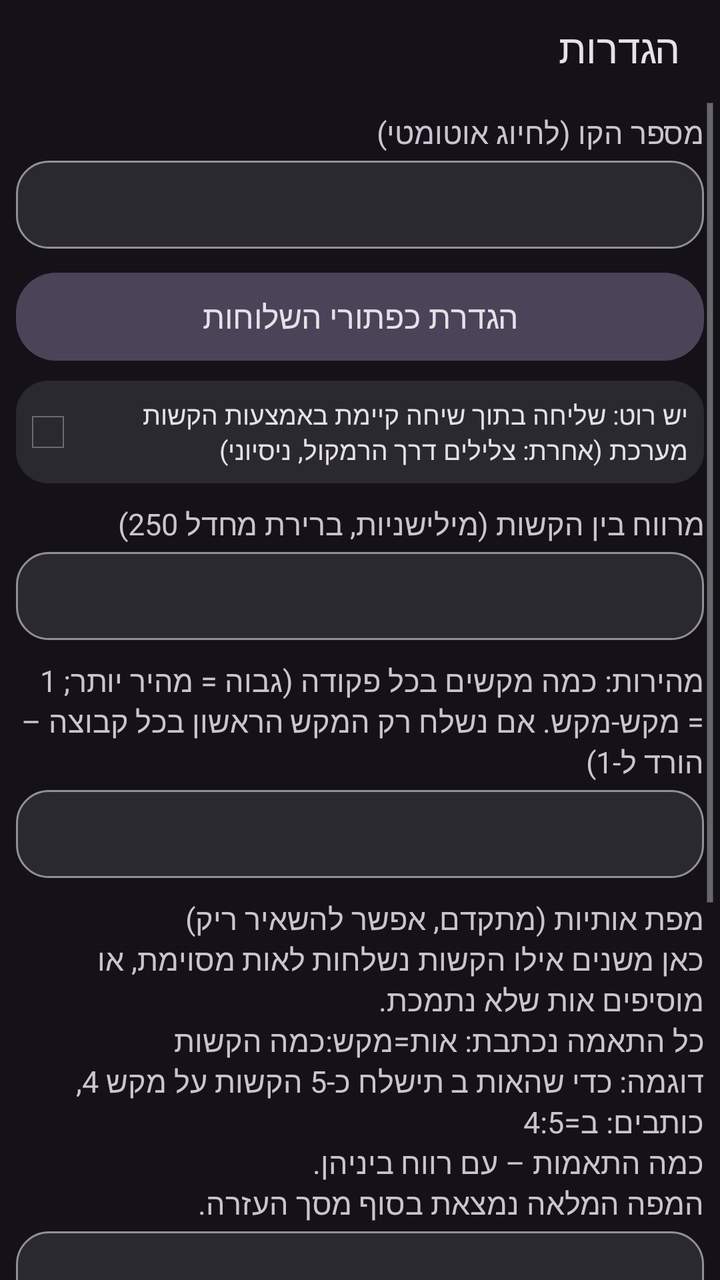
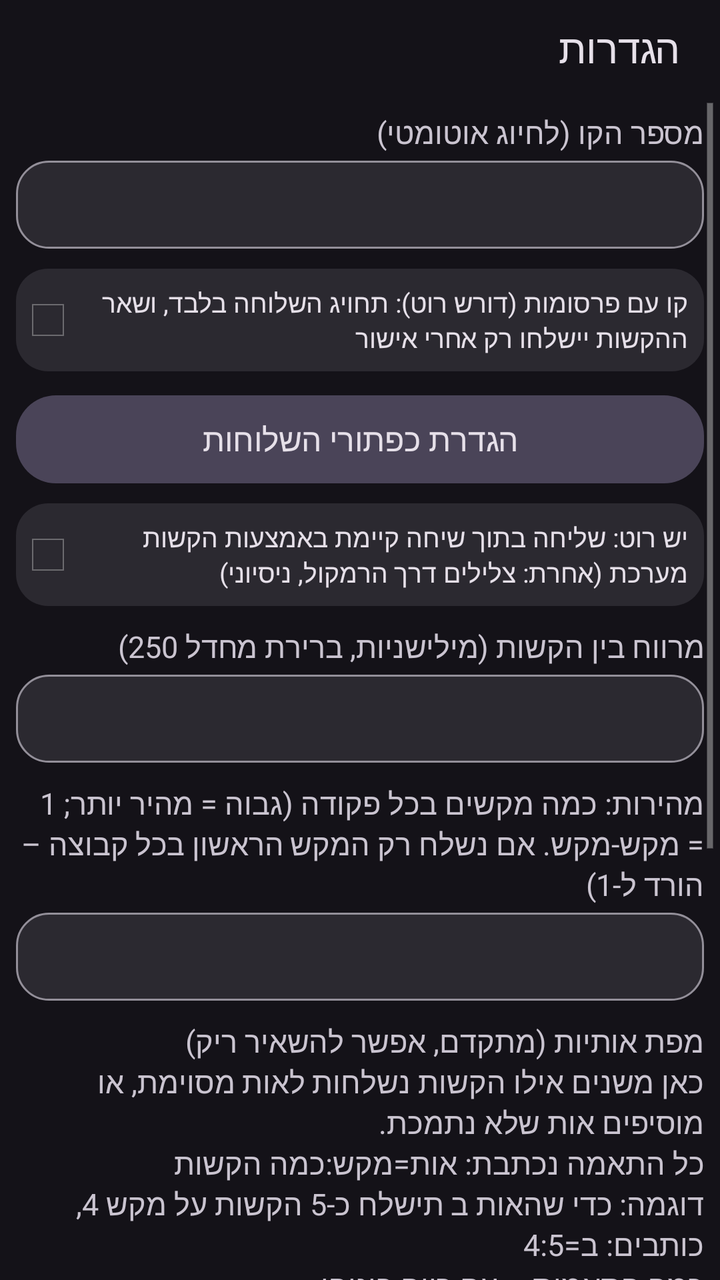

Compare the two renders of this Android layout. The source of the first and the diff that turns it into the second are given below.
<!-- AndroidManifest.xml: application theme AppTheme -->
<!-- res/layout/activity_settings.xml -->
<?xml version="1.0" encoding="utf-8"?>
<LinearLayout xmlns:android="http://schemas.android.com/apk/res/android"
    android:layout_width="match_parent"
    android:layout_height="match_parent"
    android:background="?attr/colorBgMain"
    android:orientation="vertical">

    <TextView
        android:layout_width="match_parent"
        android:layout_height="48dp"
        android:background="?attr/colorHeader"
        android:gravity="center_vertical"
        android:paddingEnd="20dp"
        android:paddingStart="20dp"
        android:text="@string/title_settings"
        android:textColor="?attr/colorTextPrimary"
        android:textSize="20sp" />

    <ScrollView
        android:layout_width="match_parent"
        android:layout_height="match_parent"
        android:fillViewport="true">

        <LinearLayout
            android:layout_width="match_parent"
            android:layout_height="wrap_content"
            android:orientation="vertical"
            android:padding="8dp">

            <TextView
                android:layout_width="match_parent"
                android:layout_height="wrap_content"
                android:text="@string/label_number"
                android:textColor="?attr/colorTextSecondary"
                android:textSize="15sp" />

            <EditText
                android:id="@+id/edit_number"
                android:layout_width="match_parent"
                android:layout_height="wrap_content"
                android:layout_marginTop="4dp"
                android:background="?attr/bgInput"
                android:gravity="start"
                android:inputType="phone"
                android:minHeight="44dp"
                android:paddingEnd="16dp"
                android:paddingStart="16dp"
                android:singleLine="true"
                android:textColor="?attr/colorTextPrimary"
                android:textDirection="ltr"
                android:textSize="18sp"
                android:nextFocusUp="@+id/btn_save"
                android:nextFocusDown="@+id/btn_ext_settings" />

            <Button
                android:id="@+id/btn_ext_settings"
                android:layout_width="match_parent"
                android:layout_height="44dp"
                android:layout_marginTop="12dp"
                android:background="?attr/bgBtnTonal"
                android:text="@string/btn_ext_settings"
                android:textColor="?attr/colorTextPrimary"
                android:textSize="16sp"
                android:nextFocusUp="@id/edit_number"
                android:nextFocusDown="@+id/cb_root" />

            <CheckBox
                android:id="@+id/cb_root"
                android:layout_width="match_parent"
                android:layout_height="wrap_content"
                android:layout_marginTop="10dp"
                android:background="?attr/bgCard"
                android:minHeight="44dp"
                android:padding="8dp"
                android:text="@string/cb_root"
                android:textColor="?attr/colorTextPrimary"
                android:textSize="13sp"
                android:nextFocusUp="@id/btn_ext_settings"
                android:nextFocusDown="@+id/edit_gap" />

            <TextView
                android:layout_width="match_parent"
                android:layout_height="wrap_content"
                android:layout_marginTop="10dp"
                android:text="@string/label_gap"
                android:textColor="?attr/colorTextSecondary"
                android:textSize="15sp" />

            <EditText
                android:id="@+id/edit_gap"
                android:layout_width="match_parent"
                android:layout_height="wrap_content"
                android:layout_marginTop="4dp"
                android:background="?attr/bgInput"
                android:gravity="start"
                android:inputType="number"
                android:maxLength="5"
                android:minHeight="44dp"
                android:paddingEnd="16dp"
                android:paddingStart="16dp"
                android:singleLine="true"
                android:textColor="?attr/colorTextPrimary"
                android:textSize="18sp"
                android:nextFocusUp="@id/cb_root"
                android:nextFocusDown="@+id/edit_batch" />

            <TextView
                android:layout_width="match_parent"
                android:layout_height="wrap_content"
                android:layout_marginTop="10dp"
                android:text="@string/label_batch"
                android:textColor="?attr/colorTextSecondary"
                android:textSize="15sp" />

            <EditText
                android:id="@+id/edit_batch"
                android:layout_width="match_parent"
                android:layout_height="wrap_content"
                android:layout_marginTop="4dp"
                android:background="?attr/bgInput"
                android:gravity="start"
                android:inputType="number"
                android:maxLength="3"
                android:minHeight="44dp"
                android:paddingEnd="16dp"
                android:paddingStart="16dp"
                android:singleLine="true"
                android:textColor="?attr/colorTextPrimary"
                android:textSize="18sp"
                android:nextFocusUp="@id/edit_gap"
                android:nextFocusDown="@+id/edit_map" />

            <TextView
                android:layout_width="match_parent"
                android:layout_height="wrap_content"
                android:layout_marginTop="10dp"
                android:text="@string/label_map"
                android:textColor="?attr/colorTextSecondary"
                android:textSize="15sp" />

            <EditText
                android:id="@+id/edit_map"
                android:layout_width="match_parent"
                android:layout_height="wrap_content"
                android:layout_marginTop="4dp"
                android:background="?attr/bgInput"
                android:gravity="start"
                android:inputType="textNoSuggestions"
                android:minHeight="44dp"
                android:paddingEnd="16dp"
                android:paddingStart="16dp"
                android:singleLine="true"
                android:textColor="?attr/colorTextPrimary"
                android:textDirection="ltr"
                android:textSize="16sp"
                android:nextFocusUp="@id/edit_batch"
                android:nextFocusDown="@+id/edit_cmd" />

            <TextView
                android:layout_width="match_parent"
                android:layout_height="wrap_content"
                android:layout_marginTop="10dp"
                android:text="@string/label_cmd"
                android:textColor="?attr/colorTextSecondary"
                android:textSize="15sp" />

            <EditText
                android:id="@+id/edit_cmd"
                android:layout_width="match_parent"
                android:layout_height="wrap_content"
                android:layout_marginTop="4dp"
                android:background="?attr/bgInput"
                android:gravity="start"
                android:inputType="textNoSuggestions"
                android:layoutDirection="ltr"
                android:minHeight="44dp"
                android:paddingEnd="16dp"
                android:paddingStart="16dp"
                android:singleLine="true"
                android:textColor="?attr/colorTextPrimary"
                android:textSize="16sp"
                android:nextFocusUp="@id/edit_map"
                android:nextFocusDown="@+id/btn_test_root" />

            <Button
                android:id="@+id/btn_test_root"
                android:layout_width="match_parent"
                android:layout_height="44dp"
                android:layout_marginTop="12dp"
                android:background="?attr/bgBtnTonal"
                android:text="@string/btn_test_root"
                android:textColor="?attr/colorTextPrimary"
                android:textSize="16sp"
                android:nextFocusUp="@id/edit_cmd"
                android:nextFocusDown="@+id/btn_help" />

            <Button
                android:id="@+id/btn_help"
                android:layout_width="match_parent"
                android:layout_height="44dp"
                android:layout_marginTop="8dp"
                android:background="?attr/bgBtnTonal"
                android:text="@string/btn_help"
                android:textColor="?attr/colorTextPrimary"
                android:textSize="16sp"
                android:nextFocusUp="@id/btn_test_root"
                android:nextFocusDown="@id/btn_save" />

            <Button
                android:id="@+id/btn_save"
                android:layout_width="match_parent"
                android:layout_height="48dp"
                android:layout_marginTop="8dp"
                android:background="?attr/bgBtnFilled"
                android:text="@string/btn_save"
                android:textColor="?attr/colorOnAccent"
                android:textSize="20sp"
                android:textStyle="bold"
                android:nextFocusUp="@id/btn_help"
                android:nextFocusDown="@id/edit_number" />
        </LinearLayout>
    </ScrollView>
</LinearLayout>
<!-- resources referenced by this layout -->
<resources>
  <string name="btn_ext_settings">הגדרת כפתורי השלוחות</string>
  <string name="btn_help">עזרה</string>
  <string name="btn_save">שמור</string>
  <string name="btn_test_root">בדיקת רוט</string>
  <string name="cb_root">יש רוט: שליחה בתוך שיחה קיימת באמצעות הקשות מערכת (אחרת: צלילים דרך הרמקול, ניסיוני)</string>
  <string name="label_batch">מהירות: כמה מקשים בכל פקודה (גבוה = מהיר יותר; 1 = מקש-מקש. אם נשלח רק המקש הראשון בכל קבוצה – הורד ל-1)</string>
  <string name="label_cmd">פקודת רוט לחזרה למסך השיחה (ריק = בלי)</string>
  <string name="label_gap">מרווח בין הקשות (מילישניות, ברירת מחדל 250)</string>
  <string name="label_map">מפת אותיות (מתקדם, אפשר להשאיר ריק)\nכאן משנים אילו הקשות נשלחות לאות מסוימת, או מוסיפים אות שלא נתמכת.\nכל התאמה נכתבת: אות=מקש:כמה הקשות\nדוגמה: כדי שהאות ב תישלח כ-5 הקשות על מקש 4, כותבים:  ב=4:5\nכמה התאמות – עם רווח ביניהן.\nהמפה המלאה נמצאת בסוף מסך העזרה.</string>
  <string name="label_number">מספר הקו (לחיוג אוטומטי)</string>
  <string name="title_settings">הגדרות</string>
  <color name="bg_dark">#FF141218</color>
  <color name="header_dark">#FF141218</color>
  <color name="accent_dark">#FFD0BCFF</color>
  <color name="on_accent_dark">#FF381E72</color>
  <color name="text_white">#FFE6E0E9</color>
  <color name="text_light_gray">#FFCAC4D0</color>
  <!-- drawable bg_input_d (drawable) -->
  <?xml version="1.0" encoding="utf-8"?>
  <selector xmlns:android="http://schemas.android.com/apk/res/android">
      <item android:state_focused="true">
      <shape android:shape="rectangle">
          <solid android:color="#FF2B2930" />
          <stroke android:width="3dp" android:color="#FFD0BCFF" />
          <corners android:radius="16dp" />
      </shape>
      </item>
      <item>
      <shape android:shape="rectangle">
          <solid android:color="#FF2B2930" />
          <stroke android:width="1dp" android:color="#FF938F99" />
          <corners android:radius="16dp" />
      </shape>
      </item>
  </selector>
  <!-- drawable bg_card_d (drawable) -->
  <?xml version="1.0" encoding="utf-8"?>
  <selector xmlns:android="http://schemas.android.com/apk/res/android">
      <item>
      <shape android:shape="rectangle">
          <solid android:color="#FF2B2930" />
          <corners android:radius="16dp" />
      </shape>
      </item>
  </selector>
  <!-- drawable bg_btn_tonal_d (drawable) -->
  <?xml version="1.0" encoding="utf-8"?>
  <selector xmlns:android="http://schemas.android.com/apk/res/android">
      <item android:state_focused="true">
      <shape android:shape="rectangle">
          <solid android:color="#FF4A4458" />
          <stroke android:width="3dp" android:color="#FFEADDFF" />
          <corners android:radius="20dp" />
      </shape>
      </item>
      <item android:state_pressed="true">
      <shape android:shape="rectangle">
          <solid android:color="#FF938F99" />
          <corners android:radius="20dp" />
      </shape>
      </item>
      <item>
      <shape android:shape="rectangle">
          <solid android:color="#FF4A4458" />
          <corners android:radius="20dp" />
      </shape>
      </item>
  </selector>
  <!-- drawable bg_icon_btn_d (drawable) -->
  <?xml version="1.0" encoding="utf-8"?>
  <selector xmlns:android="http://schemas.android.com/apk/res/android">
      <item android:state_focused="true">
      <shape android:shape="rectangle">
          <solid android:color="#FF4A4458" />
          <stroke android:width="3dp" android:color="#FFEADDFF" />
          <corners android:radius="24dp" />
      </shape>
      </item>
      <item android:state_pressed="true">
      <shape android:shape="rectangle">
          <solid android:color="#FF4A4458" />
          <corners android:radius="24dp" />
      </shape>
      </item>
      <item>
      <shape android:shape="rectangle">
          <solid android:color="#00000000" />
          <corners android:radius="24dp" />
      </shape>
      </item>
  </selector>
  <!-- unchanged entries left out for length: 2 -->
</resources>

<!-- the commit's change to res/layout/activity_settings.xml (unified diff, before → after) -->
@@ -50,6 +50,20 @@
                 android:textDirection="ltr"
                 android:textSize="18sp"
                 android:nextFocusUp="@+id/btn_save"
+                android:nextFocusDown="@+id/cb_ads" />
+
+            <CheckBox
+                android:id="@+id/cb_ads"
+                android:layout_width="match_parent"
+                android:layout_height="wrap_content"
+                android:layout_marginTop="10dp"
+                android:background="?attr/bgCard"
+                android:minHeight="44dp"
+                android:padding="8dp"
+                android:text="@string/cb_ads"
+                android:textColor="?attr/colorTextPrimary"
+                android:textSize="13sp"
+                android:nextFocusUp="@id/edit_number"
                 android:nextFocusDown="@+id/btn_ext_settings" />
 
             <Button
@@ -61,7 +75,7 @@
                 android:text="@string/btn_ext_settings"
                 android:textColor="?attr/colorTextPrimary"
                 android:textSize="16sp"
-                android:nextFocusUp="@id/edit_number"
+                android:nextFocusUp="@id/cb_ads"
                 android:nextFocusDown="@+id/cb_root" />
 
             <CheckBox
<!-- resource entries referenced after the edit -->
@@ -4,6 +4,7 @@
   <string name="btn_help">עזרה</string>
   <string name="btn_save">שמור</string>
   <string name="btn_test_root">בדיקת רוט</string>
+  <string name="cb_ads">קו עם פרסומות (דורש רוט): תחויג השלוחה בלבד, ושאר ההקשות יישלחו רק אחרי אישור</string>
   <string name="cb_root">יש רוט: שליחה בתוך שיחה קיימת באמצעות הקשות מערכת (אחרת: צלילים דרך הרמקול, ניסיוני)</string>
   <string name="label_batch">מהירות: כמה מקשים בכל פקודה (גבוה = מהיר יותר; 1 = מקש-מקש. אם נשלח רק המקש הראשון בכל קבוצה – הורד ל-1)</string>
   <string name="label_cmd">פקודת רוט לחזרה למסך השיחה (ריק = בלי)</string>
